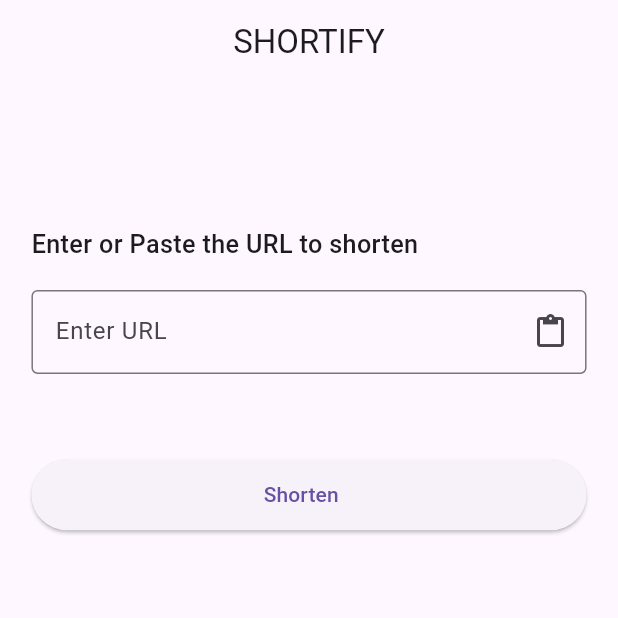
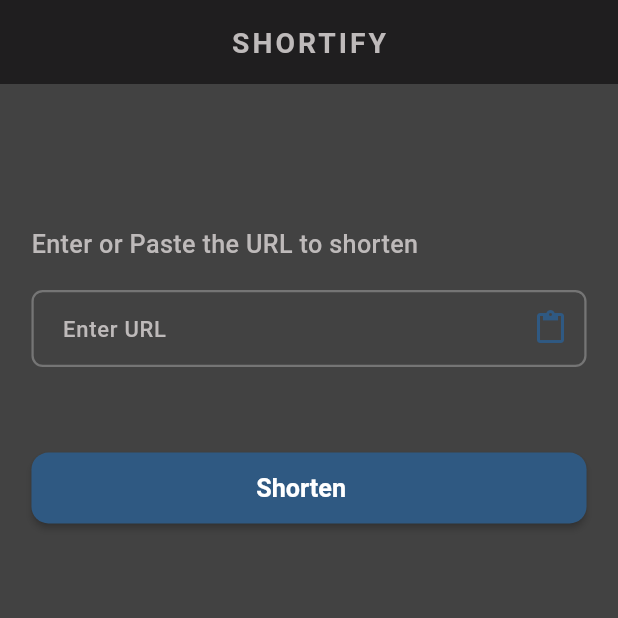
Before and after one commit to bishal-rumba007/url_shortner_app, a Flutter app: the screen it shows after launch, on a phone screen of 412 x 824 dp, the top half of it. Run offline on Flutter 3.47's test engine with Material 3 defaults, Android fonts, the light colour scheme and no system bars; our stand-ins replace connectivity_plus, dio, flutter_riverpod, flutter_screenutil, qr_flutter, share_plus.

Commit message:
Add dark mode theme and color constants

```diff
--- /dev/null
+++ b/lib/core/theme/app_color.dart
@@ -0,0 +1,11 @@
+
+
+
+import 'package:flutter/material.dart';
+
+class AppColor {
+  static Color darkColor = const Color(0xFF151415);
+  static const Color greyColor = Color(0xFF636363);
+  static const Color kPrimaryColor = Color(0xff2f5982);
+  static const Color darkModeText = Color(0xffbebaba);
+}
--- /dev/null
+++ b/lib/core/theme/app_theme.dart
@@ -0,0 +1,126 @@
+
+
+
+
+import 'package:flutter/material.dart';
+import 'package:flutter_screenutil/flutter_screenutil.dart';
+import 'package:vrit_app/core/theme/app_color.dart';
+
+
+
+class AppTheme{
+  static ThemeData darkMode = ThemeData(
+    useMaterial3: true,
+    splashColor: AppColor.kPrimaryColor.withOpacity(0.5),
+    colorScheme: ColorScheme.dark(
+      brightness: Brightness.dark,
+      background: AppColor.darkColor,
+      onBackground: AppColor.darkColor.withOpacity(0.4),
+      primary: AppColor.kPrimaryColor,
+      surface: Colors.grey.shade800,
+      onSurface: const Color(0xFFf5f5f5),
+      inverseSurface: Colors.grey.shade50,
+    ),
+    iconTheme: const IconThemeData(
+      color: Colors.white,
+    ),
+    appBarTheme: AppBarTheme(
+      backgroundColor: const Color(0xFF1F1E1F),
+      titleTextStyle: TextStyle(
+        fontSize: 18.sp,
+        fontWeight: FontWeight.w700,
+        color: AppColor.darkModeText,
+        letterSpacing: 2.0,
+      ),
+      elevation: 0,
+    ),
+    elevatedButtonTheme: ElevatedButtonThemeData(
+      style: ElevatedButton.styleFrom(
+        minimumSize: Size(double.infinity, 50.h),
+        textStyle: TextStyle(
+          fontWeight: FontWeight.w600,
+          fontSize: 16.sp,
+          color: Colors.white,
+        ),
+        backgroundColor: AppColor.kPrimaryColor,
+        foregroundColor: Colors.white,
+        elevation: 2,
+        padding: EdgeInsets.symmetric(horizontal: 16.w, vertical: 14.h),
+        shape: RoundedRectangleBorder(
+          borderRadius: BorderRadius.circular(12.r),
+        ),
+      ),
+    ),
+    inputDecorationTheme: InputDecorationTheme(
+      contentPadding: EdgeInsets.symmetric(vertical: 14.h, horizontal: 16.w),
+      border: OutlineInputBorder(
+        borderRadius: BorderRadius.circular(8.r),
+        borderSide: BorderSide(color: Colors.grey.shade700, width: 1.5),
+      ),
+      enabledBorder: OutlineInputBorder(
+        borderRadius: BorderRadius.circular(8.r),
+        borderSide: BorderSide(color: Colors.grey.shade600, width: 1.5),
+      ),
+      focusedBorder: OutlineInputBorder(
+        borderRadius: BorderRadius.circular(8.r),
+        borderSide: const BorderSide(color: AppColor.kPrimaryColor, width: 1.8),
+      ),
+      labelStyle: TextStyle(
+        fontSize: 13.sp,
+        fontWeight: FontWeight.w500,
+        color: AppColor.darkModeText,
+      ),
+      hintStyle: TextStyle(
+        fontSize: 14.sp,
+        fontWeight: FontWeight.w500,
+        color: AppColor.darkModeText,
+      ),
+      floatingLabelStyle: TextStyle(
+        fontSize: 16.sp,
+        fontWeight: FontWeight.w600,
+        color: AppColor.kPrimaryColor,
+      ),
+      errorBorder: OutlineInputBorder(
+        borderRadius: BorderRadius.circular(16.r),
+        borderSide: const BorderSide(color: AppColor.kPrimaryColor, width: 1.5),
+      ),
+      errorStyle: TextStyle(
+        fontSize: 14.sp,
+        color: AppColor.kPrimaryColor,
+      ),
+      suffixIconColor: AppColor.kPrimaryColor,
+    ),
+    textTheme: TextTheme(
+      bodyLarge: TextStyle(
+        fontSize: 16.sp,
+        fontWeight: FontWeight.w600,
+        color: AppColor.darkModeText,
+      ),
+      bodyMedium: TextStyle(
+        fontSize: 14.sp,
+        fontWeight: FontWeight.w500,
+        color: AppColor.darkModeText,
+      ),
+      bodySmall: TextStyle(
+        fontSize: 12.sp,
+        fontWeight: FontWeight.w400,
+        color: AppColor.darkModeText,
+      ),
+      labelLarge: TextStyle(
+        fontSize: 15.sp,
+        fontWeight: FontWeight.w600,
+        color: AppColor.darkModeText,
+      ),
+      labelMedium: TextStyle(
+        fontSize: 14.sp,
+        fontWeight: FontWeight.w500,
+        color: AppColor.darkModeText,
+      ),
+      labelSmall: TextStyle(
+        fontSize: 12.sp,
+        fontWeight: FontWeight.w500,
+        color: AppColor.darkModeText,
+      ),
+    ),
+  );
+}
--- /dev/null
+++ b/lib/core/theme/export_theme.dart
@@ -0,0 +1,2 @@
+export 'package:vrit_app/core/theme/app_theme.dart';
+export 'package:vrit_app/core/theme/app_color.dart';
--- a/lib/src/app/app.dart
+++ b/lib/src/app/app.dart
@@ -4,6 +4,7 @@
 
 import 'package:flutter/material.dart';
 import 'package:flutter_screenutil/flutter_screenutil.dart';
+import 'package:vrit_app/core/theme/app_theme.dart';
 import 'package:vrit_app/src/main/presentation/main_screen.dart';
 
 class App extends StatelessWidget {
@@ -13,14 +14,14 @@ class App extends StatelessWidget {
   Widget build(BuildContext context) {
     return ScreenUtilInit(
       designSize: const Size(393, 873),
-      child: MaterialApp(
-        title: 'Url Shortner App',
-        theme: ThemeData(
-          primarySwatch: Colors.blue,
-        ),
-        debugShowCheckedModeBanner: false,
-        home: const MainScreen(),
-      ),
+      builder: (context, child) {
+        return MaterialApp(
+          title: 'Url Shortner App',
+          theme: AppTheme.darkMode,
+          debugShowCheckedModeBanner: false,
+          home: const MainScreen(),
+        );
+      }
     );
   }
 }
```
